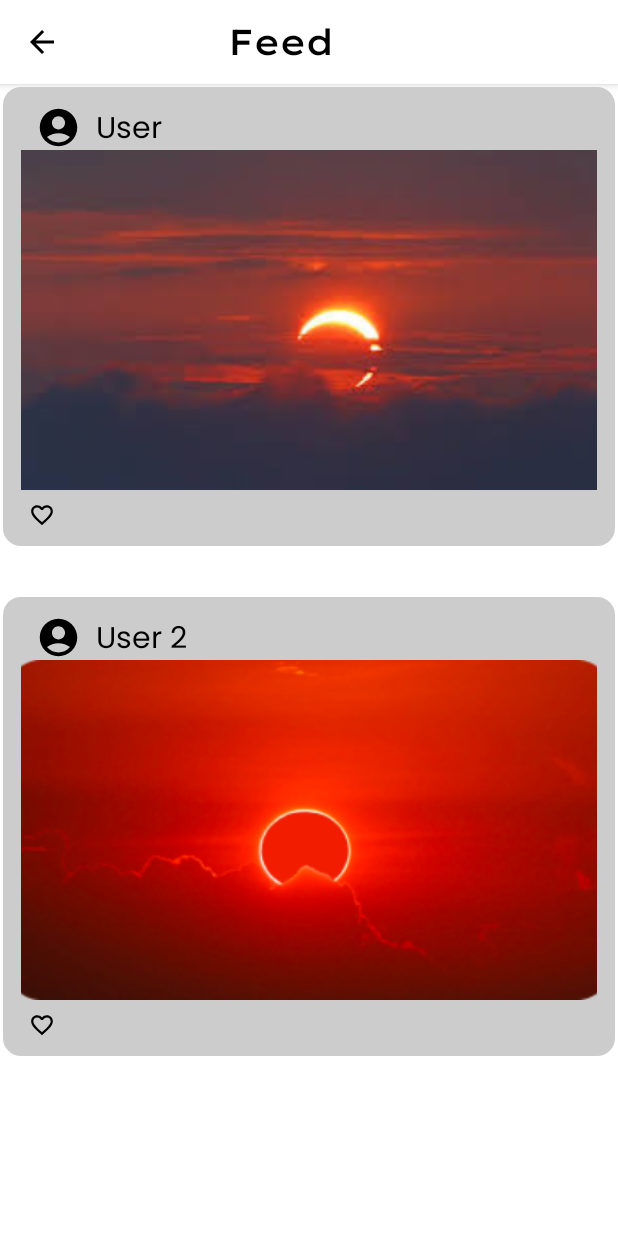
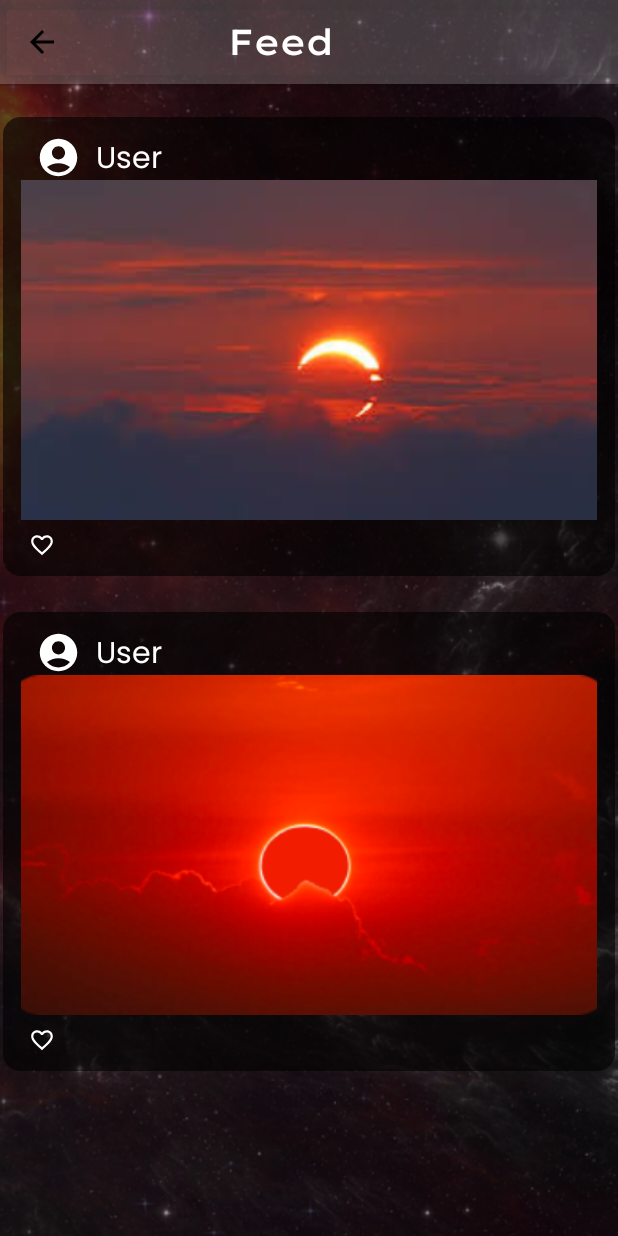
Before and after one commit to pushkar2112/Eclipsify, an Android app built with Jetpack Compose: the CommunityScreen screen opened through its navigation route, on a phone screen of 412 x 824 dp. Run offline under Robolectric (Android 15) with nearby library versions, the light colour scheme and no system bars.

Commit message:
Changes Made - Chips,Section

```diff
--- a/app/src/main/java/com/example/eclipsify/community/CommunityScreen.kt
+++ b/app/src/main/java/com/example/eclipsify/community/CommunityScreen.kt
@@ -60,15 +60,15 @@ import com.example.eclipsify.R
 fun CommunityScreen(navController: NavHostController) {
     Box(modifier = Modifier
         .fillMaxSize()
-        .background(Color.White) ){
-
+        .background(Color.Black) ){
+Image(painter = painterResource(id = R.drawable.bcgnewh), contentDescription ="",Modifier.fillMaxSize(), contentScale = ContentScale.Crop )
 
 
         Column(
             Modifier
                 .fillMaxSize()
                 .verticalScroll(state = rememberScrollState())) {
-            TopAppBar(backgroundColor = Color.White,
+            TopAppBar(backgroundColor = Color.White.copy(0.2f),
                 navigationIcon = {
                     IconButton(onClick = { /* do something */ }) {
                         Icon(
@@ -82,17 +82,18 @@ fun CommunityScreen(navController: NavHostController) {
                     Text(
                         text = "Feed",
                         modifier = Modifier.offset(80.dp),
-                        color = Color.Black,
+                        color = Color.White,
                         fontSize = 24.sp,
                         fontFamily = FontFamily(
                             Font(R.font.lemedium)
                         )
                     )
                 })
+            Spacer(modifier = Modifier.height(20.dp))
             Card(modifier = Modifier
                 .fillMaxWidth()
                 .height(310.dp)
-                .padding(2.dp), colors = CardDefaults.cardColors(Color.LightGray)) {
+                .padding(2.dp), colors = CardDefaults.cardColors(Color.Black.copy(0.6f))) {
                 Column(
                     Modifier
                         .padding(12.dp)
@@ -101,8 +102,8 @@ fun CommunityScreen(navController: NavHostController) {
                         Icon(Icons.Filled.AccountCircle, contentDescription ="",
                             Modifier
                                 .padding(horizontal = 10.dp)
-                                .size(30.dp) )
-                        Text(text = "User", fontSize = 20.sp, fontFamily = FontFamily(Font(R.font.popreg)))
+                                .size(30.dp), tint = Color.White )
+                        Text(text = "User", fontSize = 20.sp, fontFamily = FontFamily(Font(R.font.popreg)), color = Color.White)
 
                     }
                     Image(painter = painterResource(id = R.drawable.pic1), contentDescription ="", modifier = Modifier
@@ -112,19 +113,21 @@ fun CommunityScreen(navController: NavHostController) {
                         Modifier
                             .fillMaxWidth()
                             .padding(start = 5.dp, top = 8.dp)){
-                        Icon(Icons.Outlined.FavoriteBorder, contentDescription ="",Modifier.
-                        fillMaxHeight() )
+                        Icon(Icons.Outlined.FavoriteBorder, contentDescription ="",
+                            Modifier
+                                .fillMaxHeight()
+                                .clickable { }, tint = Color.White )
 
                     }
 
                 }
 
             }
-Spacer(modifier =Modifier.size(30.dp))
+            Spacer(modifier = Modifier.height(20.dp))
             Card(modifier = Modifier
                 .fillMaxWidth()
                 .height(310.dp)
-                .padding(2.dp), colors = CardDefaults.cardColors(Color.LightGray)) {
+                .padding(2.dp), colors = CardDefaults.cardColors(Color.Black.copy(0.6f))) {
                 Column(
                     Modifier
                         .padding(12.dp)
@@ -133,16 +136,21 @@ Spacer(modifier =Modifier.size(30.dp))
                         Icon(Icons.Filled.AccountCircle, contentDescription ="",
                             Modifier
                                 .padding(horizontal = 10.dp)
-                                .size(30.dp) )
-                        Text(text = "User 2", fontSize = 20.sp, fontFamily = FontFamily(Font(R.font.popreg)))
+                                .size(30.dp), tint = Color.White )
+                        Text(text = "User", fontSize = 20.sp, fontFamily = FontFamily(Font(R.font.popreg)), color = Color.White)
 
                     }
-                    Image(painter = painterResource(id = R.drawable.annular), contentDescription ="", modifier = Modifier.fillMaxWidth().fillMaxSize(0.9f), contentScale = ContentScale.Crop )
-                    Row (Modifier.fillMaxWidth().padding(start=5.dp,top = 8.dp)){
-                        Icon(Icons.Outlined.FavoriteBorder, contentDescription ="",Modifier.
-                        fillMaxHeight() )
-
-
+                    Image(painter = painterResource(id = R.drawable.annular), contentDescription ="", modifier = Modifier
+                        .fillMaxWidth()
+                        .fillMaxSize(0.9f), contentScale = ContentScale.Crop )
+                    Row (
+                        Modifier
+                            .fillMaxWidth()
+                            .padding(start = 5.dp, top = 8.dp)){
+                        Icon(Icons.Outlined.FavoriteBorder, contentDescription ="",
+                            Modifier
+                                .fillMaxHeight()
+                                .clickable { }, tint = Color.White )
 
                     }
 
```
